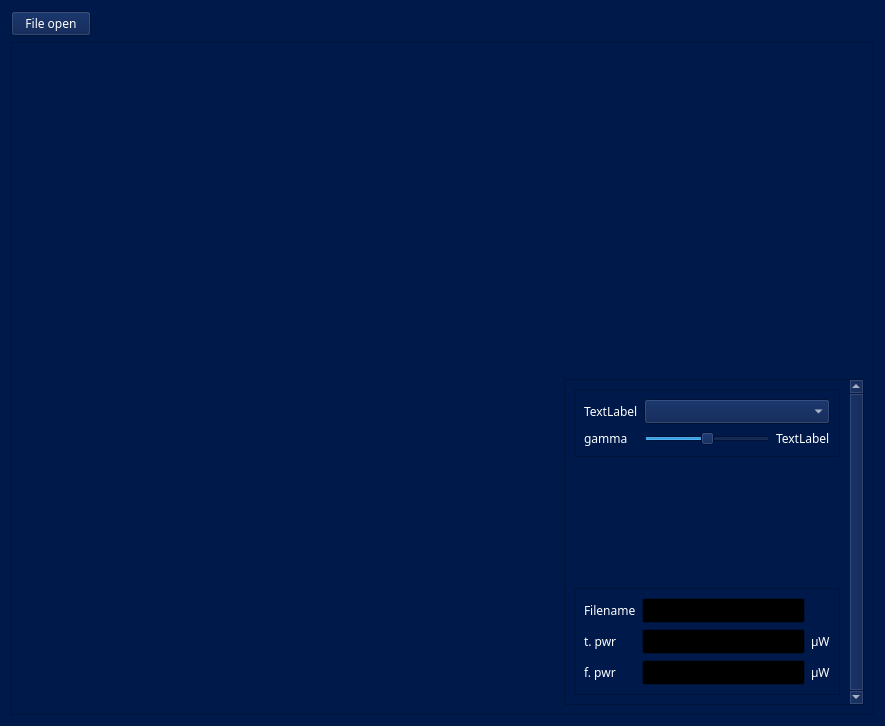
This is ui/dashboard.ui in widev3/waterfall as Qt 5 draws it before an edit. The edited form follows.
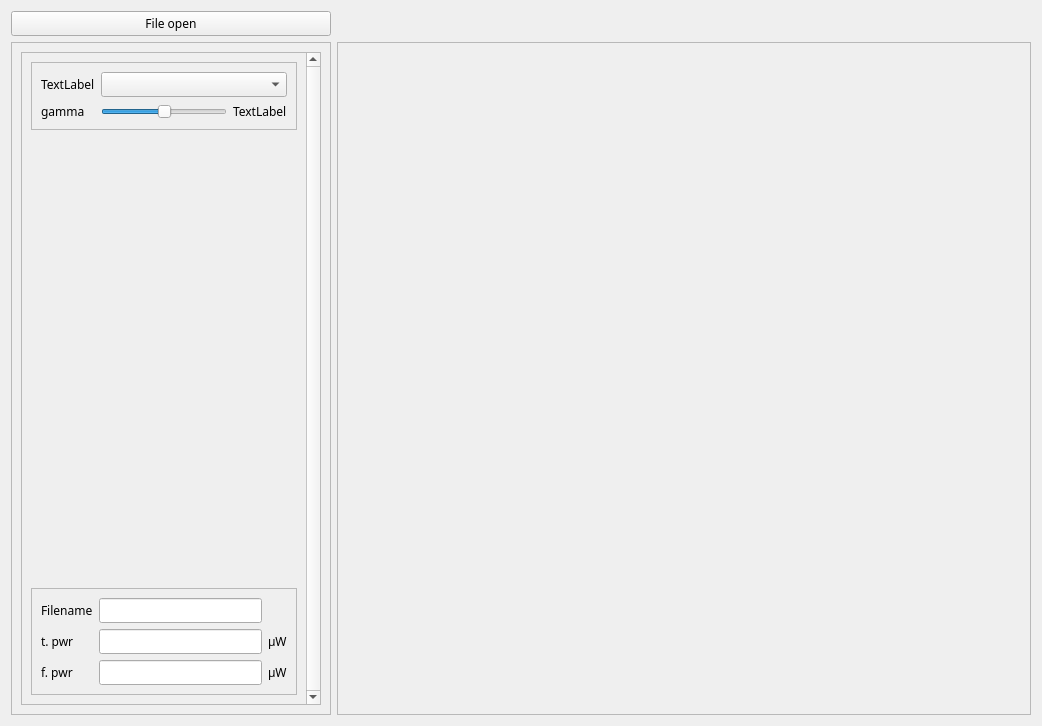
This is the edited form.

```diff
--- a/ui/dashboard.ui
+++ b/ui/dashboard.ui
@@ -6,479 +6,10 @@
    <rect>
     <x>0</x>
     <y>0</y>
-    <width>885</width>
+    <width>1042</width>
     <height>726</height>
    </rect>
   </property>
-  <property name="palette">
-   <palette>
-    <active>
-     <colorrole role="WindowText">
-      <brush brushstyle="SolidPattern">
-       <color alpha="255">
-        <red>255</red>
-        <green>255</green>
-        <blue>255</blue>
-       </color>
-      </brush>
-     </colorrole>
-     <colorrole role="Button">
-      <brush brushstyle="SolidPattern">
-       <color alpha="255">
-        <red>0</red>
-        <green>25</green>
-        <blue>75</blue>
-       </color>
-      </brush>
-     </colorrole>
-     <colorrole role="Light">
-      <brush brushstyle="SolidPattern">
-       <color alpha="255">
-        <red>0</red>
-        <green>37</green>
-        <blue>112</blue>
-       </color>
-      </brush>
-     </colorrole>
-     <colorrole role="Midlight">
-      <brush brushstyle="SolidPattern">
-       <color alpha="255">
-        <red>0</red>
-        <green>31</green>
-        <blue>93</blue>
-       </color>
-      </brush>
-     </colorrole>
-     <colorrole role="Dark">
-      <brush brushstyle="SolidPattern">
-       <color alpha="255">
-        <red>0</red>
-        <green>12</green>
-        <blue>37</blue>
-       </color>
-      </brush>
-     </colorrole>
-     <colorrole role="Mid">
-      <brush brushstyle="SolidPattern">
-       <color alpha="255">
-        <red>0</red>
-        <green>17</green>
-        <blue>50</blue>
-       </color>
-      </brush>
-     </colorrole>
-     <colorrole role="Text">
-      <brush brushstyle="SolidPattern">
-       <color alpha="255">
-        <red>255</red>
-        <green>255</green>
-        <blue>255</blue>
-       </color>
-      </brush>
-     </colorrole>
-     <colorrole role="BrightText">
-      <brush brushstyle="SolidPattern">
-       <color alpha="255">
-        <red>255</red>
-        <green>255</green>
-        <blue>255</blue>
-       </color>
-      </brush>
-     </colorrole>
-     <colorrole role="ButtonText">
-      <brush brushstyle="SolidPattern">
-       <color alpha="255">
-        <red>255</red>
-        <green>255</green>
-        <blue>255</blue>
-       </color>
-      </brush>
-     </colorrole>
-     <colorrole role="Base">
-      <brush brushstyle="SolidPattern">
-       <color alpha="255">
-        <red>0</red>
-        <green>0</green>
-        <blue>0</blue>
-       </color>
-      </brush>
-     </colorrole>
-     <colorrole role="Window">
-      <brush brushstyle="SolidPattern">
-       <color alpha="255">
-        <red>0</red>
-        <green>25</green>
-        <blue>75</blue>
-       </color>
-      </brush>
-     </colorrole>
-     <colorrole role="Shadow">
-      <brush brushstyle="SolidPattern">
-       <color alpha="255">
-        <red>0</red>
-        <green>0</green>
-        <blue>0</blue>
-       </color>
-      </brush>
-     </colorrole>
-     <colorrole role="AlternateBase">
-      <brush brushstyle="SolidPattern">
-       <color alpha="255">
-        <red>0</red>
-        <green>12</green>
-        <blue>37</blue>
-       </color>
-      </brush>
-     </colorrole>
-     <colorrole role="ToolTipBase">
-      <brush brushstyle="SolidPattern">
-       <color alpha="255">
-        <red>255</red>
-        <green>255</green>
-        <blue>220</blue>
-       </color>
-      </brush>
-     </colorrole>
-     <colorrole role="ToolTipText">
-      <brush brushstyle="SolidPattern">
-       <color alpha="255">
-        <red>0</red>
-        <green>0</green>
-        <blue>0</blue>
-       </color>
-      </brush>
-     </colorrole>
-     <colorrole role="PlaceholderText">
-      <brush brushstyle="SolidPattern">
-       <color alpha="127">
-        <red>255</red>
-        <green>255</green>
-        <blue>255</blue>
-       </color>
-      </brush>
-     </colorrole>
-     <colorrole role="Accent">
-      <brush brushstyle="SolidPattern">
-       <color alpha="255">
-        <red>0</red>
-        <green>0</green>
-        <blue>0</blue>
-       </color>
-      </brush>
-     </colorrole>
-    </active>
-    <inactive>
-     <colorrole role="WindowText">
-      <brush brushstyle="SolidPattern">
-       <color alpha="255">
-        <red>255</red>
-        <green>255</green>
-        <blue>255</blue>
-       </color>
-      </brush>
-     </colorrole>
-     <colorrole role="Button">
-      <brush brushstyle="SolidPattern">
-       <color alpha="255">
-        <red>0</red>
-        <green>25</green>
-        <blue>75</blue>
-       </color>
-      </brush>
-     </colorrole>
-     <colorrole role="Light">
-      <brush brushstyle="SolidPattern">
-       <color alpha="255">
-        <red>0</red>
-        <green>37</green>
-        <blue>112</blue>
-       </color>
-      </brush>
-     </colorrole>
-     <colorrole role="Midlight">
-      <brush brushstyle="SolidPattern">
-       <color alpha="255">
-        <red>0</red>
-        <green>31</green>
-        <blue>93</blue>
-       </color>
-      </brush>
-     </colorrole>
-     <colorrole role="Dark">
-      <brush brushstyle="SolidPattern">
-       <color alpha="255">
-        <red>0</red>
-        <green>12</green>
-        <blue>37</blue>
-       </color>
-      </brush>
-     </colorrole>
-     <colorrole role="Mid">
-      <brush brushstyle="SolidPattern">
-       <color alpha="255">
-        <red>0</red>
-        <green>17</green>
-        <blue>50</blue>
-       </color>
-      </brush>
-     </colorrole>
-     <colorrole role="Text">
-      <brush brushstyle="SolidPattern">
-       <color alpha="255">
-        <red>255</red>
-        <green>255</green>
-        <blue>255</blue>
-       </color>
-      </brush>
-     </colorrole>
-     <colorrole role="BrightText">
-      <brush brushstyle="SolidPattern">
-       <color alpha="255">
-        <red>255</red>
-        <green>255</green>
-        <blue>255</blue>
-       </color>
-      </brush>
-     </colorrole>
-     <colorrole role="ButtonText">
-      <brush brushstyle="SolidPattern">
-       <color alpha="255">
-        <red>255</red>
-        <green>255</green>
-        <blue>255</blue>
-       </color>
-      </brush>
-     </colorrole>
-     <colorrole role="Base">
-      <brush brushstyle="SolidPattern">
-       <color alpha="255">
-        <red>0</red>
-        <green>0</green>
-        <blue>0</blue>
-       </color>
-      </brush>
-     </colorrole>
-     <colorrole role="Window">
-      <brush brushstyle="SolidPattern">
-       <color alpha="255">
-        <red>0</red>
-        <green>25</green>
-        <blue>75</blue>
-       </color>
-      </brush>
-     </colorrole>
-     <colorrole role="Shadow">
-      <brush brushstyle="SolidPattern">
-       <color alpha="255">
-        <red>0</red>
-        <green>0</green>
-        <blue>0</blue>
-       </color>
-      </brush>
-     </colorrole>
-     <colorrole role="AlternateBase">
-      <brush brushstyle="SolidPattern">
-       <color alpha="255">
-        <red>0</red>
-        <green>12</green>
-        <blue>37</blue>
-       </color>
-      </brush>
-     </colorrole>
-     <colorrole role="ToolTipBase">
-      <brush brushstyle="SolidPattern">
-       <color alpha="255">
-        <red>255</red>
-        <green>255</green>
-        <blue>220</blue>
-       </color>
-      </brush>
-     </colorrole>
-     <colorrole role="ToolTipText">
-      <brush brushstyle="SolidPattern">
-       <color alpha="255">
-        <red>0</red>
-        <green>0</green>
-        <blue>0</blue>
-       </color>
-      </brush>
-     </colorrole>
-     <colorrole role="PlaceholderText">
-      <brush brushstyle="SolidPattern">
-       <color alpha="127">
-        <red>255</red>
-        <green>255</green>
-        <blue>255</blue>
-       </color>
-      </brush>
-     </colorrole>
-     <colorrole role="Accent">
-      <brush brushstyle="SolidPattern">
-       <color alpha="255">
-        <red>0</red>
-        <green>0</green>
-        <blue>0</blue>
-       </color>
-      </brush>
-     </colorrole>
-    </inactive>
-    <disabled>
-     <colorrole role="WindowText">
-      <brush brushstyle="SolidPattern">
-       <color alpha="255">
-        <red>0</red>
-        <green>12</green>
-        <blue>37</blue>
-       </color>
-      </brush>
-     </colorrole>
-     <colorrole role="Button">
-      <brush brushstyle="SolidPattern">
-       <color alpha="255">
-        <red>0</red>
-        <green>25</green>
-        <blue>75</blue>
-       </color>
-      </brush>
-     </colorrole>
-     <colorrole role="Light">
-      <brush brushstyle="SolidPattern">
-       <color alpha="255">
-        <red>0</red>
-        <green>37</green>
-        <blue>112</blue>
-       </color>
-      </brush>
-     </colorrole>
-     <colorrole role="Midlight">
-      <brush brushstyle="SolidPattern">
-       <color alpha="255">
-        <red>0</red>
-        <green>31</green>
-        <blue>93</blue>
-       </color>
-      </brush>
-     </colorrole>
-     <colorrole role="Dark">
-      <brush brushstyle="SolidPattern">
-       <color alpha="255">
-        <red>0</red>
-        <green>12</green>
-        <blue>37</blue>
-       </color>
-      </brush>
-     </colorrole>
-     <colorrole role="Mid">
-      <brush brushstyle="SolidPattern">
-       <color alpha="255">
-        <red>0</red>
-        <green>17</green>
-        <blue>50</blue>
-       </color>
-      </brush>
-     </colorrole>
-     <colorrole role="Text">
-      <brush brushstyle="SolidPattern">
-       <color alpha="255">
-        <red>0</red>
-        <green>12</green>
-        <blue>37</blue>
-       </color>
-      </brush>
-     </colorrole>
-     <colorrole role="BrightText">
-      <brush brushstyle="SolidPattern">
-       <color alpha="255">
-        <red>255</red>
-        <green>255</green>
-        <blue>255</blue>
-       </color>
-      </brush>
-     </colorrole>
-     <colorrole role="ButtonText">
-      <brush brushstyle="SolidPattern">
-       <color alpha="255">
-        <red>0</red>
-        <green>12</green>
-        <blue>37</blue>
-       </color>
-      </brush>
-     </colorrole>
-     <colorrole role="Base">
-      <brush brushstyle="SolidPattern">
-       <color alpha="255">
-        <red>0</red>
-        <green>25</green>
-        <blue>75</blue>
-       </color>
-      </brush>
-     </colorrole>
-     <colorrole role="Window">
-      <brush brushstyle="SolidPattern">
-       <color alpha="255">
-        <red>0</red>
-        <green>25</green>
-        <blue>75</blue>
-       </color>
-      </brush>
-     </colorrole>
-     <colorrole role="Shadow">
-      <brush brushstyle="SolidPattern">
-       <color alpha="255">
-        <red>0</red>
-        <green>0</green>
-        <blue>0</blue>
-       </color>
-      </brush>
-     </colorrole>
-     <colorrole role="AlternateBase">
-      <brush brushstyle="SolidPattern">
-       <color alpha="255">
-        <red>0</red>
-        <green>25</green>
-        <blue>75</blue>
-       </color>
-      </brush>
-     </colorrole>
-     <colorrole role="ToolTipBase">
-      <brush brushstyle="SolidPattern">
-       <color alpha="255">
-        <red>255</red>
-        <green>255</green>
-        <blue>220</blue>
-       </color>
-      </brush>
-     </colorrole>
-     <colorrole role="ToolTipText">
-      <brush brushstyle="SolidPattern">
-       <color alpha="255">
-        <red>0</red>
-        <green>0</green>
-        <blue>0</blue>
-       </color>
-      </brush>
-     </colorrole>
-     <colorrole role="PlaceholderText">
-      <brush brushstyle="SolidPattern">
-       <color alpha="127">
-        <red>0</red>
-        <green>12</green>
-        <blue>37</blue>
-       </color>
-      </brush>
-     </colorrole>
-     <colorrole role="Accent">
-      <brush brushstyle="SolidPattern">
-       <color alpha="255">
-        <red>0</red>
-        <green>17</green>
-        <blue>53</blue>
-       </color>
-      </brush>
-     </colorrole>
-    </disabled>
-   </palette>
-  </property>
   <property name="font">
    <font>
     <family>Wix Madefor Display</family>
@@ -494,7 +25,7 @@
    <bool>false</bool>
   </property>
   <layout class="QGridLayout" name="gridLayout">
-   <item row="0" column="0" alignment="Qt::AlignmentFlag::AlignLeft">
+   <item row="0" column="0">
     <widget class="QPushButton" name="pushButtonFileOpen">
      <property name="focusPolicy">
       <enum>Qt::FocusPolicy::NoFocus</enum>
@@ -510,48 +41,16 @@
      </property>
     </widget>
    </item>
-   <item row="1" column="0">
-    <widget class="QFrame" name="framePlotsView">
+   <item row="1" column="0" alignment="Qt::AlignmentFlag::AlignLeft">
+    <widget class="QFrame" name="frame">
      <property name="frameShape">
       <enum>QFrame::Shape::StyledPanel</enum>
      </property>
-     <layout class="QGridLayout" name="gridLayout_3">
-      <item row="1" column="1">
-       <layout class="QVBoxLayout" name="verticalLayoutTime"/>
-      </item>
-      <item row="0" column="2">
-       <layout class="QVBoxLayout" name="verticalLayoutFreq"/>
-      </item>
+     <property name="frameShadow">
+      <enum>QFrame::Shadow::Raised</enum>
+     </property>
+     <layout class="QGridLayout" name="gridLayout_2">
       <item row="0" column="0">
-       <spacer name="verticalSpacer">
-        <property name="orientation">
-         <enum>Qt::Orientation::Vertical</enum>
-        </property>
-        <property name="sizeHint" stdset="0">
-         <size>
-          <width>0</width>
-          <height>0</height>
-         </size>
-        </property>
-       </spacer>
-      </item>
-      <item row="0" column="1">
-       <layout class="QVBoxLayout" name="verticalLayoutSpec"/>
-      </item>
-      <item row="2" column="1">
-       <spacer name="horizontalSpacer_4">
-        <property name="orientation">
-         <enum>Qt::Orientation::Horizontal</enum>
-        </property>
-        <property name="sizeHint" stdset="0">
-         <size>
-          <width>0</width>
-          <height>0</height>
-         </size>
-        </property>
-       </spacer>
-      </item>
-      <item row="1" column="2" alignment="Qt::AlignmentFlag::AlignRight">
        <widget class="QScrollArea" name="scrollAreaView">
         <property name="minimumSize">
          <size>
@@ -583,7 +82,7 @@
            <x>0</x>
            <y>0</y>
            <width>284</width>
-           <height>319</height>
+           <height>653</height>
           </rect>
          </property>
          <layout class="QVBoxLayout" name="verticalLayout">
@@ -727,6 +226,28 @@
         </widget>
        </widget>
       </item>
+     </layout>
+    </widget>
+   </item>
+   <item row="1" column="1">
+    <widget class="QFrame" name="framePlotsView">
+     <property name="frameShape">
+      <enum>QFrame::Shape::StyledPanel</enum>
+     </property>
+     <layout class="QGridLayout" name="gridLayout_3">
+      <item row="2" column="1">
+       <spacer name="horizontalSpacer_4">
+        <property name="orientation">
+         <enum>Qt::Orientation::Horizontal</enum>
+        </property>
+        <property name="sizeHint" stdset="0">
+         <size>
+          <width>0</width>
+          <height>0</height>
+         </size>
+        </property>
+       </spacer>
+      </item>
       <item row="1" column="0">
        <spacer name="verticalSpacer_2">
         <property name="orientation">
@@ -740,6 +261,28 @@
         </property>
        </spacer>
       </item>
+      <item row="0" column="2">
+       <layout class="QVBoxLayout" name="verticalLayoutFreq"/>
+      </item>
+      <item row="0" column="1">
+       <layout class="QVBoxLayout" name="verticalLayoutSpec"/>
+      </item>
+      <item row="0" column="0">
+       <spacer name="verticalSpacer">
+        <property name="orientation">
+         <enum>Qt::Orientation::Vertical</enum>
+        </property>
+        <property name="sizeHint" stdset="0">
+         <size>
+          <width>0</width>
+          <height>0</height>
+         </size>
+        </property>
+       </spacer>
+      </item>
+      <item row="1" column="1">
+       <layout class="QVBoxLayout" name="verticalLayoutTime"/>
+      </item>
       <item row="2" column="2">
        <spacer name="horizontalSpacer_5">
         <property name="orientation">
```
Left out of the diff: 1 changed line with no effect on the pictures.
